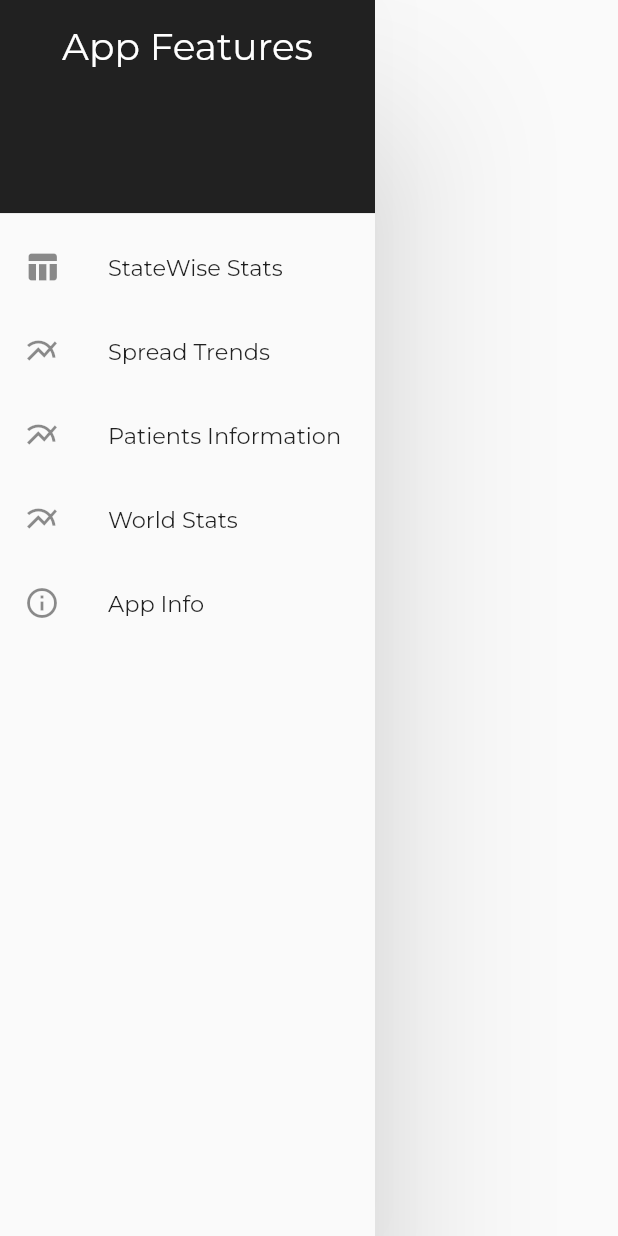
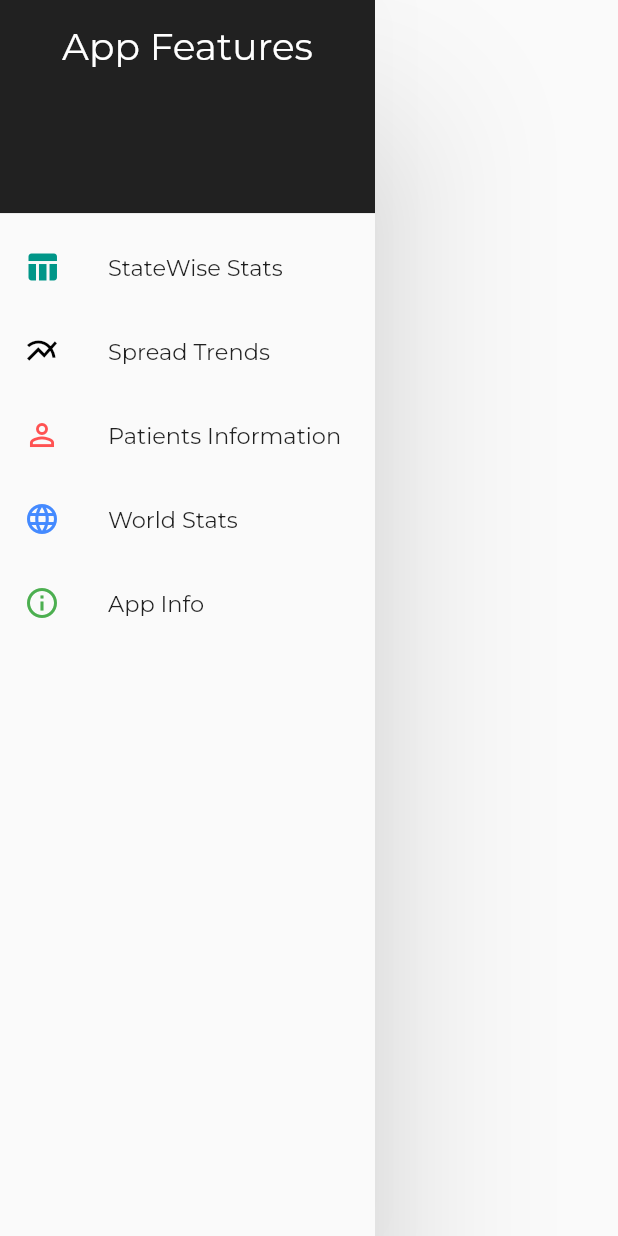
Before and after one commit to av153k/India-CoViD-19-Tracker-in-Flutter, a Flutter app: the DrawerContent widget shown alone on an empty page, opened directly, on a phone screen of 412 x 824 dp. Run offline on Flutter 3.47's test engine with Material 2 defaults, Android fonts, the phone set to English and light mode, and no system bars; our stand-ins replace charts_flutter, google_fonts; network calls fail.

Commit message:
Changed Icons

```diff
--- a/lib/screens/drawer.dart
+++ b/lib/screens/drawer.dart
@@ -31,7 +31,7 @@ class _DrawerContentState extends State<DrawerContent> {
               ),
             ),
             ListTile(
-              leading: Icon(Icons.table_chart),
+              leading: Icon(Icons.table_chart, color: Colors.teal),
               title: Text(
                 "StateWise Stats",
                 style: GoogleFonts.montserrat(
@@ -41,7 +41,7 @@ class _DrawerContentState extends State<DrawerContent> {
               ),
             ),
             ListTile(
-              leading: Icon(Icons.multiline_chart),
+              leading: Icon(Icons.multiline_chart, color: Colors.black,),
               title: Text(
                 "Spread Trends",
                 style: GoogleFonts.montserrat(
@@ -51,7 +51,7 @@ class _DrawerContentState extends State<DrawerContent> {
               ),
             ),
             ListTile(
-              leading: Icon(Icons.multiline_chart),
+              leading: Icon(Icons.person_outline, color: Colors.redAccent,),
               title: Text(
                 "Patients Information",
                 style: GoogleFonts.montserrat(
@@ -61,7 +61,7 @@ class _DrawerContentState extends State<DrawerContent> {
               ),
             ),
             ListTile(
-              leading: Icon(Icons.multiline_chart),
+              leading: Icon(Icons.language, color: Colors.blueAccent,),
               title: Text(
                 "World Stats",
                 style: GoogleFonts.montserrat(
@@ -71,7 +71,7 @@ class _DrawerContentState extends State<DrawerContent> {
               ),
             ),
             ListTile(
-              leading: Icon(Icons.info_outline),
+              leading: Icon(Icons.info_outline, color: Colors.green),
               title: Text(
                 "App Info",
                 style: GoogleFonts.montserrat(
```
